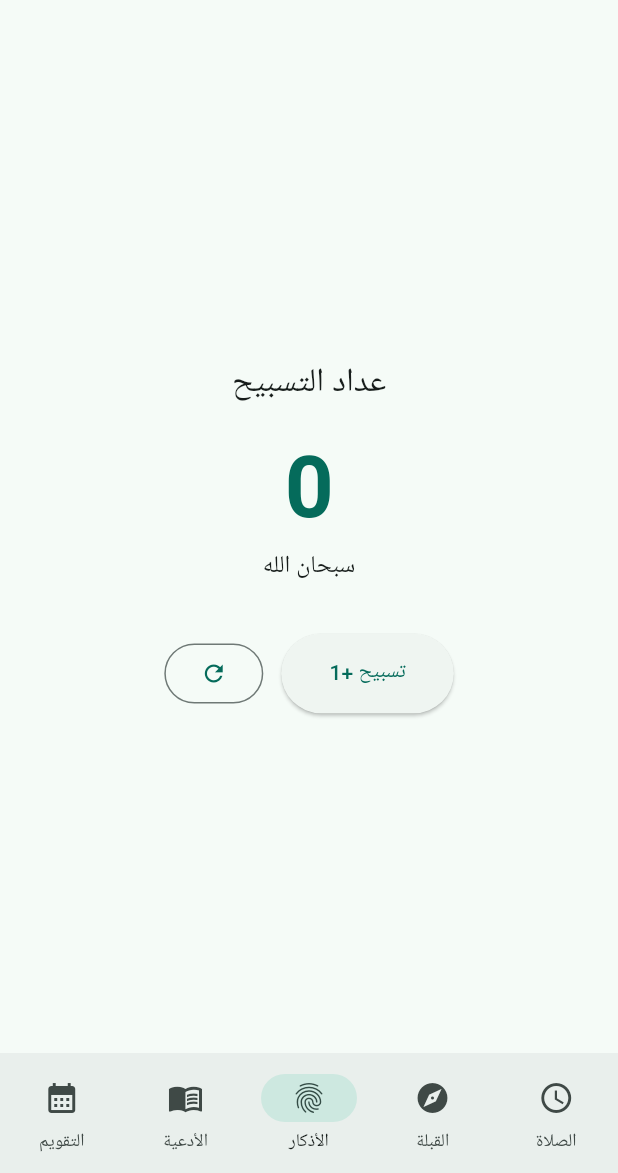
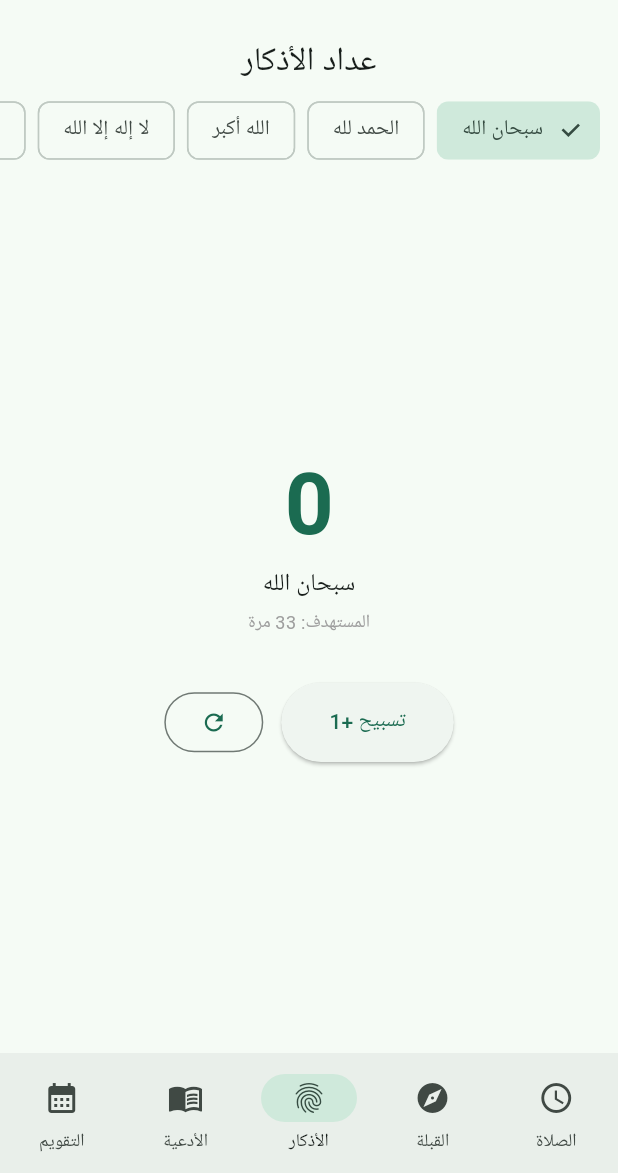
Before and after one commit to oneshoot5010/rafiq_app, a Flutter app: the screen it shows after launch, item 3 of the bottom bar chosen, after a tap on "تسبيح +1", after a tap on the "refresh" icon, on a phone screen of 412 x 824 dp, the part 63-1236 px from its top. Run offline on Flutter 3.47's test engine with Material 3 defaults, Android fonts, the phone set to English and light mode, and no system bars; our stand-ins replace geolocator, shared_preferences; Roboto replaces fonts that are missing (Tahoma).

Commit message:
multi-dhikr counter, expanded dua library, new color theme

```diff
--- a/lib/main.dart
+++ b/lib/main.dart
@@ -17,14 +17,20 @@ class RafiqApp extends StatelessWidget {
 
   @override
   Widget build(BuildContext context) {
-    const seed = Color(0xFF0F6B5C);
+    const seed = Color(0xFF0B5D45);
+    const gold = Color(0xFFC9A24B);
     return MaterialApp(
       title: 'رفيق',
       debugShowCheckedModeBanner: false,
       theme: ThemeData(
-        colorScheme: ColorScheme.fromSeed(seedColor: seed),
+        colorScheme: ColorScheme.fromSeed(seedColor: seed).copyWith(secondary: gold),
         useMaterial3: true,
         fontFamily: 'Tahoma',
+        appBarTheme: const AppBarTheme(centerTitle: true, elevation: 0),
+        cardTheme: CardThemeData(
+          elevation: 0,
+          shape: RoundedRectangleBorder(borderRadius: BorderRadius.circular(14)),
+        ),
       ),
       builder: (context, child) {
         return Directionality(
--- a/lib/screens/dhikr_screen.dart
+++ b/lib/screens/dhikr_screen.dart
@@ -1,24 +1,30 @@
 import 'package:flutter/material.dart';
 import 'package:shared_preferences/shared_preferences.dart';
 
+class DhikrItem {
+  final String key;
+  final String text;
+  final int target;
+  const DhikrItem(this.key, this.text, this.target);
+}
+
 class DhikrScreen extends StatefulWidget {
   const DhikrScreen({super.key});
-
   @override
   State<DhikrScreen> createState() => _DhikrScreenState();
 }
 
 class _DhikrScreenState extends State<DhikrScreen> {
-  static const List<String> _dhikrList = [
-    'سبحان الله',
-    'الحمد لله',
-    'الله أكبر',
-    'لا إله إلا الله',
-    'أستغفر الله',
+  static const List<DhikrItem> _dhikrList = [
+    DhikrItem('subhanallah', 'سبحان الله', 33),
+    DhikrItem('alhamdulillah', 'الحمد لله', 33),
+    DhikrItem('allahuakbar', 'الله أكبر', 34),
+    DhikrItem('lailaha', 'لا إله إلا الله', 100),
+    DhikrItem('astaghfirullah', 'أستغفر الله العظيم', 100),
   ];
 
-  int _count = 0;
-  int _index = 0;
+  int _selected = 0;
+  Map<String, int> _counts = {};
 
   @override
   void initState() {
@@ -28,54 +34,83 @@ class _DhikrScreenState extends State<DhikrScreen> {
 
   Future<void> _load() async {
     final prefs = await SharedPreferences.getInstance();
+    final loaded = <String, int>{};
+    for (final d in _dhikrList) {
+      loaded[d.key] = prefs.getInt('dhikr_${d.key}') ?? 0;
+    }
     setState(() {
-      _count = prefs.getInt('dhikr_count') ?? 0;
-      _index = prefs.getInt('dhikr_index') ?? 0;
+      _counts = loaded;
+      _selected = prefs.getInt('dhikr_selected') ?? 0;
     });
   }
 
   Future<void> _save() async {
     final prefs = await SharedPreferences.getInstance();
-    await prefs.setInt('dhikr_count', _count);
-    await prefs.setInt('dhikr_index', _index);
+    for (final d in _dhikrList) {
+      await prefs.setInt('dhikr_${d.key}', _counts[d.key] ?? 0);
+    }
+    await prefs.setInt('dhikr_selected', _selected);
   }
 
   void _tap() {
-    setState(() {
-      _count++;
-      if (_count % 33 == 0) {
-        _index = (_index + 1) % _dhikrList.length;
-      }
-    });
+    final key = _dhikrList[_selected].key;
+    setState(() => _counts[key] = (_counts[key] ?? 0) + 1);
     _save();
   }
 
   void _reset() {
-    setState(() {
-      _count = 0;
-      _index = 0;
-    });
+    final key = _dhikrList[_selected].key;
+    setState(() => _counts[key] = 0);
     _save();
   }
 
   @override
   Widget build(BuildContext context) {
     final theme = Theme.of(context);
-    return Center(
+    final current = _dhikrList[_selected];
+    final count = _counts[current.key] ?? 0;
+    return Column(
+      children: [
+        const SizedBox(height: 12),
+        Text('عداد الأذكار', style: theme.textTheme.titleLarge),
+        const SizedBox(height: 8),
+        SizedBox(
+          height: 48,
+          child: ListView.separated(
+            scrollDirection: Axis.horizontal,
+            padding: const EdgeInsets.symmetric(horizontal: 12),
+            itemCount: _dhikrList.length,
+            separatorBuilder: (_, __) => const SizedBox(width: 8),
+            itemBuilder: (context, i) {
+              return ChoiceChip(
+                label: Text(_dhikrList[i].text),
+                selected: i == _selected,
+                onSelected: (_) => setState(() => _selected = i),
+              );
+            },
+          ),
+        ),
+        Expanded(
+          child: Center(
             child: Padding(
               padding: const EdgeInsets.all(24),
               child: Column(
                 mainAxisAlignment: MainAxisAlignment.center,
                 children: [
-            Text('عداد التسبيح', style: theme.textTheme.titleLarge),
-            const SizedBox(height: 24),
                   Text(
-              '$_count',
-              style: theme.textTheme.displayLarge
-                  ?.copyWith(color: theme.colorScheme.primary, fontWeight: FontWeight.bold),
+                    '$count',
+                    style: theme.textTheme.displayLarge?.copyWith(
+                      color: theme.colorScheme.primary,
+                      fontWeight: FontWeight.bold,
+                    ),
                   ),
                   const SizedBox(height: 8),
-            Text(_dhikrList[_index], style: theme.textTheme.titleMedium),
+                  Text(current.text, style: theme.textTheme.titleMedium, textAlign: TextAlign.center),
+                  Padding(
+                    padding: const EdgeInsets.only(top: 4),
+                    child: Text('المستهدف: ${current.target} مرة',
+                        style: theme.textTheme.bodySmall?.copyWith(color: Colors.grey)),
+                  ),
                   const SizedBox(height: 32),
                   Row(
                     mainAxisAlignment: MainAxisAlignment.center,
@@ -83,21 +118,20 @@ class _DhikrScreenState extends State<DhikrScreen> {
                       ElevatedButton(
                         onPressed: _tap,
                         style: ElevatedButton.styleFrom(
-                    padding:
-                        const EdgeInsets.symmetric(horizontal: 32, vertical: 16),
+                          padding: const EdgeInsets.symmetric(horizontal: 32, vertical: 16),
                         ),
                         child: const Text('تسبيح +1'),
                       ),
                       const SizedBox(width: 12),
-                OutlinedButton(
-                  onPressed: _reset,
-                  child: const Icon(Icons.refresh),
-                ),
+                      OutlinedButton(onPressed: _reset, child: const Icon(Icons.refresh)),
                     ],
                   ),
                 ],
               ),
             ),
+          ),
+        ),
+      ],
     );
   }
 }
```
Lines whose indentation alone changed are shown as unchanged.
